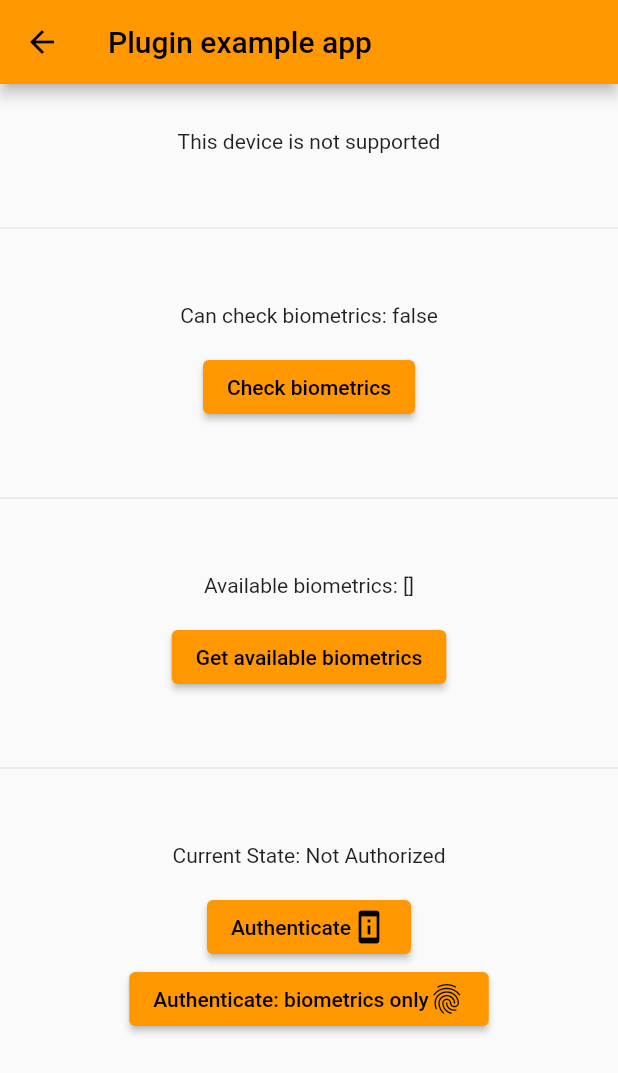
After one commit to alpdemetgul/TestFlutter, a Flutter app: the Biometrics screen opened directly, after a tap on "Check biometrics", after a tap on "Get available biometrics", after a tap on "Authenticate: biometrics only", on a phone screen of 412 x 824 dp. The commit adds this screen. Shown: the top 1073 px of the screen. Run offline on Flutter 3.47's test engine with Material 2 defaults, Android fonts, the phone set to English and light mode, and no system bars; our stand-ins replace camera, google_maps_flutter, local_auth, location.

Commit message:
biometrics added

```diff
--- /dev/null
+++ b/lib/biometrics.dart
@@ -0,0 +1,219 @@
+import 'package:flutter/material.dart';
+import 'package:flutter/services.dart';
+import 'package:local_auth/local_auth.dart';
+
+enum _SupportState {
+  unknown,
+  supported,
+  unsupported,
+}
+
+class Biometrics extends StatefulWidget {
+  const Biometrics({super.key});
+
+  @override
+  State<Biometrics> createState() => BiometricsState();
+}
+
+class BiometricsState extends State<Biometrics> {
+  final LocalAuthentication _localAuthentication = LocalAuthentication();
+  _SupportState _supportState = _SupportState.unknown;
+  bool? _canCheckBiometrics;
+  List<BiometricType>? _availableBiometrics;
+  String _authorized = 'Not Authorized';
+  bool _isAuthenticating = false;
+
+  @override
+  void initState() {
+    super.initState();
+
+    _localAuthentication.isDeviceSupported().then((bool isSupported) =>
+        setState(() => _supportState =
+            isSupported ? _SupportState.supported : _SupportState.unsupported));
+  }
+
+  Future<void> _checkBiometrics() async {
+    late bool canCheckBiometrics;
+    try {
+      canCheckBiometrics = await _localAuthentication.canCheckBiometrics;
+    } on PlatformException catch (e) {
+      canCheckBiometrics = false;
+      print(e);
+    }
+    if (!mounted) {
+      return;
+    }
+
+    setState(() {
+      _canCheckBiometrics = canCheckBiometrics;
+    });
+  }
+
+  Future<void> _getAvailableBiometrics() async {
+    late List<BiometricType> availableBiometrics;
+    try {
+      availableBiometrics = await _localAuthentication.getAvailableBiometrics();
+    } on PlatformException catch (e) {
+      availableBiometrics = <BiometricType>[];
+      print(e);
+    }
+    if (!mounted) {
+      return;
+    }
+
+    setState(() {
+      _availableBiometrics = availableBiometrics;
+    });
+  }
+
+  Future<void> _authenticate() async {
+    bool authenticated = false;
+    try {
+      setState(() {
+        _isAuthenticating = true;
+        _authorized = 'Authenticating';
+      });
+      authenticated = await _localAuthentication.authenticate(
+        localizedReason: 'Let OS determine authentication method',
+        options: const AuthenticationOptions(
+          stickyAuth: true,
+        ),
+      );
+      setState(() {
+        _isAuthenticating = false;
+      });
+    } on PlatformException catch (e) {
+      print(e);
+      setState(() {
+        _isAuthenticating = false;
+        _authorized = 'Error - ${e.message}';
+      });
+      return;
+    }
+    if (!mounted) {
+      return;
+    }
+
+    setState(
+        () => _authorized = authenticated ? 'Authorized' : 'Not Authorized');
+  }
+
+  Future<void> _authenticateWithBiometrics() async {
+    bool authenticated = false;
+    try {
+      setState(() {
+        _isAuthenticating = true;
+        _authorized = 'Authenticating';
+      });
+      authenticated = await _localAuthentication.authenticate(
+        localizedReason:
+            'Scan your fingerprint (or face or whatever) to authenticate',
+        options: const AuthenticationOptions(
+          stickyAuth: true,
+          biometricOnly: true,
+        ),
+      );
+      setState(() {
+        _isAuthenticating = false;
+        _authorized = 'Authenticating';
+      });
+    } on PlatformException catch (e) {
+      print(e);
+      setState(() {
+        _isAuthenticating = false;
+        _authorized = 'Error - ${e.message}';
+      });
+      return;
+    }
+    if (!mounted) {
+      return;
+    }
+
+    final String message = authenticated ? 'Authorized' : 'Not Authorized';
+    setState(() {
+      _authorized = message;
+    });
+  }
+
+  Future<void> _cancelAuthentication() async {
+    await _localAuthentication.stopAuthentication();
+    setState(() => _isAuthenticating = false);
+  }
+
+  @override
+  Widget build(BuildContext context) {
+    return Scaffold(
+      appBar: AppBar(
+        title: const Text('Plugin example app'),
+      ),
+      body: ListView(
+        padding: const EdgeInsets.only(top: 30),
+        children: <Widget>[
+          Column(
+            mainAxisAlignment: MainAxisAlignment.center,
+            children: <Widget>[
+              if (_supportState == _SupportState.unknown)
+                const CircularProgressIndicator()
+              else if (_supportState == _SupportState.supported)
+                const Text('This device is supported')
+              else
+                const Text('This device is not supported'),
+              const Divider(height: 100),
+              Text('Can check biometrics: $_canCheckBiometrics\n'),
+              ElevatedButton(
+                onPressed: _checkBiometrics,
+                child: const Text('Check biometrics'),
+              ),
+              const Divider(height: 100),
+              Text('Available biometrics: $_availableBiometrics\n'),
+              ElevatedButton(
+                onPressed: _getAvailableBiometrics,
+                child: const Text('Get available biometrics'),
+              ),
+              const Divider(height: 100),
+              Text('Current State: $_authorized\n'),
+              if (_isAuthenticating)
+                ElevatedButton(
+                  onPressed: _cancelAuthentication,
+                  child: Row(
+                    mainAxisSize: MainAxisSize.min,
+                    children: const <Widget>[
+                      Text('Cancel Authentication'),
+                      Icon(Icons.cancel),
+                    ],
+                  ),
+                )
+              else
+                Column(
+                  children: <Widget>[
+                    ElevatedButton(
+                      onPressed: _authenticate,
+                      child: Row(
+                        mainAxisSize: MainAxisSize.min,
+                        children: const <Widget>[
+                          Text('Authenticate'),
+                          Icon(Icons.perm_device_information),
+                        ],
+                      ),
+                    ),
+                    ElevatedButton(
+                      onPressed: _authenticateWithBiometrics,
+                      child: Row(
+                        mainAxisSize: MainAxisSize.min,
+                        children: <Widget>[
+                          Text(_isAuthenticating
+                              ? 'Cancel'
+                              : 'Authenticate: biometrics only'),
+                          const Icon(Icons.fingerprint),
+                        ],
+                      ),
+                    ),
+                  ],
+                ),
+            ],
+          ),
+        ],
+      ),
+    );
+  }
+}
--- a/lib/main.dart
+++ b/lib/main.dart
@@ -1,4 +1,5 @@
 import 'package:flutter/material.dart';
+import 'package:flutter_colarx/biometrics.dart';
 import 'package:flutter_colarx/geo_location.dart';
 import 'CameraPage.dart';
 
@@ -63,7 +64,12 @@
             ),
             TextButton(
               style: flatButtonStyle,
-              onPressed: null,
+              onPressed: () {
+                Navigator.push(
+                    context,
+                    MaterialPageRoute(
+                        builder: (context) => const Biometrics()));
+              },
               child: const Text('Remind me'),
             ),
             TextButton(
--- a/pubspec.yaml
+++ b/pubspec.yaml
@@ -38,6 +38,7 @@
   camera: ^0.10.3+2
   location: ^4.2.0
   google_maps_flutter: ^2.2.5
+  local_auth: ^2.1.6
 
 dev_dependencies:
   flutter_test:
```
Also changed, not shown: pubspec.lock, 6 other files.
